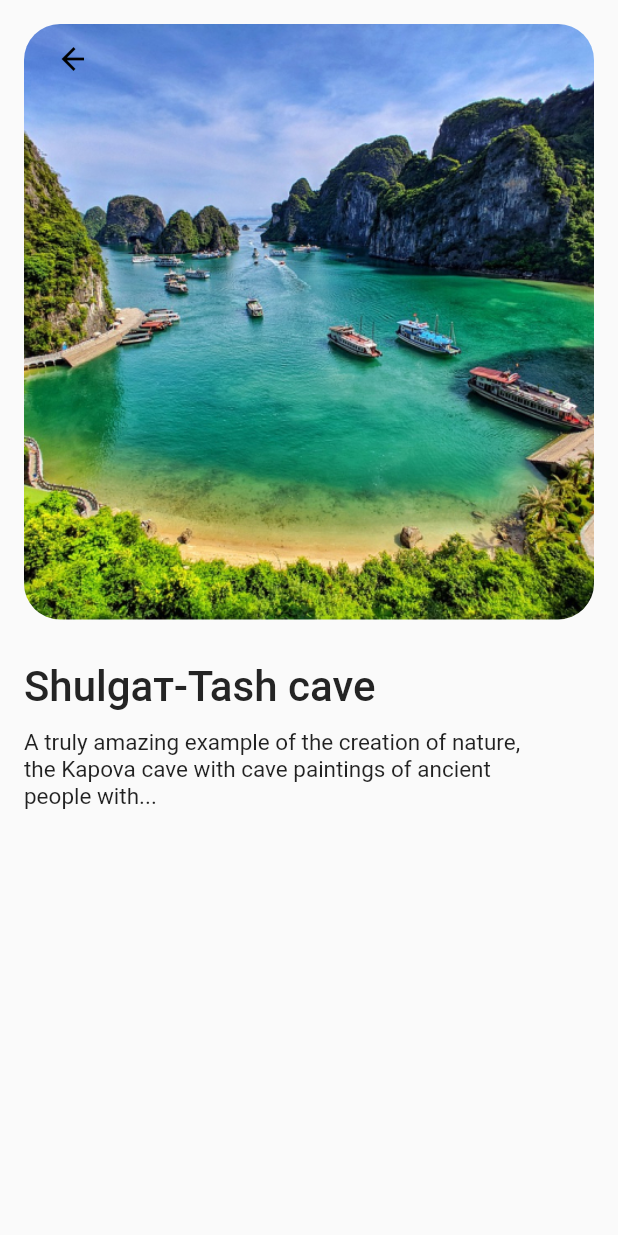
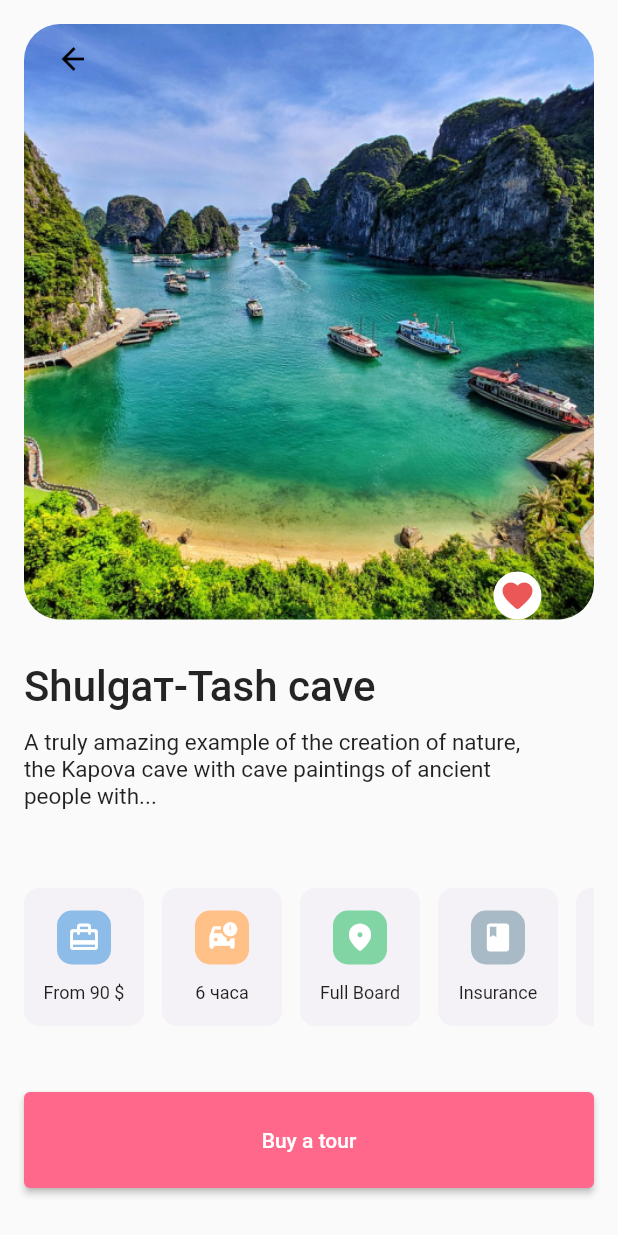
Before and after one commit to HoangUET51/booking-tour, a Flutter app: the BookingDetail screen opened by its route, on a phone screen of 412 x 824 dp. Run offline on Flutter 3.47's test engine with Material 2 defaults, Android fonts, the phone set to English and light mode, and no system bars; our stand-ins replace auto_route.

Commit message:
add button booking detail

```diff
--- a/lib/page/booking-detail.dart
+++ b/lib/page/booking-detail.dart
@@ -1,6 +1,7 @@
 import 'package:auto_route/auto_route.dart';
 import 'package:flutter/material.dart';
 import 'package:projec_8/common/color.dart';
+import 'package:projec_8/page/service.dart';
 
 @RoutePage()
 class BookingDetail extends StatelessWidget {
@@ -8,6 +9,28 @@ class BookingDetail extends StatelessWidget {
 
   @override
   Widget build(BuildContext context) {
+    final List<Service> services = [
+      Service(
+          content: 'From 90 \$',
+          icon: Icons.card_travel_rounded,
+          backgroundColor: Color(0xff8DBCE8)),
+      Service(
+          content: '6 часа',
+          icon: Icons.car_crash_rounded,
+          backgroundColor: Color(0xffFFC187)),
+      Service(
+          content: 'Full Board',
+          icon: Icons.place_rounded,
+          backgroundColor: Color(0xff81D4A3)),
+      Service(
+          content: 'Insurance',
+          icon: Icons.book_rounded,
+          backgroundColor: Color(0xffA8BAC5)),
+      Service(
+          content: '8 часа',
+          icon: Icons.deck_rounded,
+          backgroundColor: Color(0xffFFC187)),
+    ];
     return Scaffold(
       extendBodyBehindAppBar: true,
       appBar: AppBar(
@@ -23,11 +46,31 @@ class BookingDetail extends StatelessWidget {
           ),
         ]),
       ),
+      floatingActionButtonLocation: FloatingActionButtonLocation.centerFloat,
+      floatingActionButton: Container(
+        height: 64,
+        margin: const EdgeInsets.all(16),
+        child: ElevatedButton(
+          style: ElevatedButton.styleFrom(
+            backgroundColor: Color(0xffFF678B),
+          ),
+          onPressed: () {},
+          child: const Center(
+            child: Text(
+              'Buy a tour',
+              style: TextStyle(
+                fontSize: 14,
+                fontWeight: FontWeight.w500,
+                color: Colors.white,
+              ),
+            ),
+          ),
+        ),
+      ),
       body: Padding(
         padding: const EdgeInsets.all(16),
-        child: Column(
-          crossAxisAlignment: CrossAxisAlignment.start,
-          children: [
+        child: Column(crossAxisAlignment: CrossAxisAlignment.start, children: [
+          Stack(children: [
             Container(
               height: 397,
               decoration: BoxDecoration(
@@ -36,6 +79,21 @@ class BookingDetail extends StatelessWidget {
                       image: AssetImage('assets/images/halong.jpg'),
                       fit: BoxFit.cover)),
             ),
+            Positioned(
+              right: 35,
+              bottom: 0,
+              child: Container(
+                width: 32,
+                height: 32,
+                decoration:
+                    BoxDecoration(shape: BoxShape.circle, color: Colors.white),
+                child: Icon(
+                  Icons.favorite_rounded,
+                  color: AppColor.backgroundIcon,
+                ),
+              ),
+            )
+          ]),
           SizedBox(
             height: 28,
           ),
@@ -53,11 +111,26 @@ class BookingDetail extends StatelessWidget {
             padding: const EdgeInsets.only(right: 37, bottom: 52),
             child: Text(
               "A truly amazing example of the creation of nature, the Kapova cave with cave paintings of ancient people with...",
-                style: TextStyle(fontSize: 15, fontWeight: FontWeight.w400),
+              style: TextStyle(
+                fontSize: 15,
+                fontWeight: FontWeight.w400,
               ),
             ),
-          ],
           ),
+          Container(
+            child: ListView.separated(
+              scrollDirection: Axis.horizontal,
+              separatorBuilder: (context, index) => SizedBox(
+                width: 12,
+              ),
+              itemBuilder: (context, index) =>
+                  ServiceUI(service: services[index]),
+              itemCount: services.length,
+            ),
+            width: double.infinity,
+            height: 92,
+          ),
+        ]),
       ),
     );
   }
--- /dev/null
+++ b/lib/page/service.dart
@@ -0,0 +1,55 @@
+import 'package:flutter/material.dart';
+
+class Service {
+  String content;
+  IconData icon;
+  Color backgroundColor;
+
+  Service(
+      {required this.content,
+      required this.icon,
+      required this.backgroundColor});
+}
+
+class ServiceUI extends StatelessWidget {
+  const ServiceUI({super.key, required this.service});
+
+  final Service service;
+
+  @override
+  Widget build(BuildContext context) {
+    return Container(
+      width: 80,
+      height: 92,
+      decoration: BoxDecoration(
+        borderRadius: BorderRadius.circular(10),
+        color: Color.fromARGB(255, 245, 242, 247),
+      ),
+      padding: EdgeInsets.all(12),
+      child: Column(
+        mainAxisAlignment: MainAxisAlignment.center,
+        crossAxisAlignment: CrossAxisAlignment.center,
+        children: [
+          Container(
+            decoration: BoxDecoration(
+                borderRadius: BorderRadius.circular(10),
+                color: service.backgroundColor),
+            padding: EdgeInsets.all(7),
+            child: Icon(
+              service.icon,
+              size: 22,
+              color: Colors.white,
+            ),
+          ),
+          SizedBox(
+            height: 12,
+          ),
+          Text(
+            service.content,
+            style: TextStyle(fontSize: 12),
+          )
+        ],
+      ),
+    );
+  }
+}
```
Lines whose indentation alone changed are shown as unchanged.
